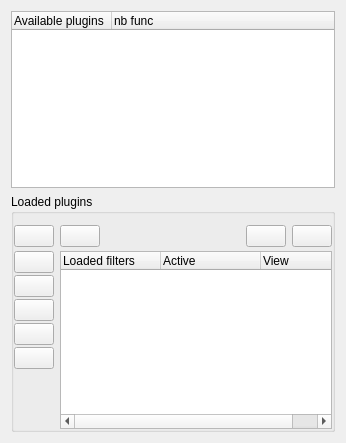
cseyve/piaf, file workflow/ui/plugineditorform.ui: the form before one commit.
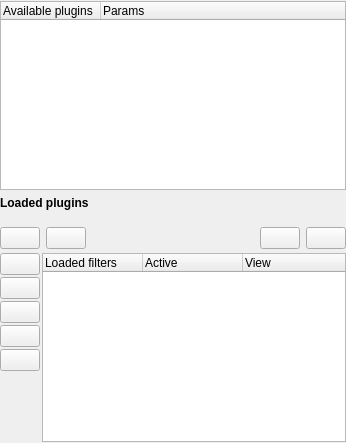
The form after the commit. Icons and pictures are not drawn.

Commit message: Workflow: Reduced margins in layouts to make it more efficient (less scrollbars)

```diff
--- a/workflow/ui/plugineditorform.ui
+++ b/workflow/ui/plugineditorform.ui
@@ -14,8 +14,23 @@
    <string>Form</string>
   </property>
   <layout class="QVBoxLayout" name="verticalLayout">
+   <property name="leftMargin">
+    <number>0</number>
+   </property>
+   <property name="topMargin">
+    <number>1</number>
+   </property>
+   <property name="rightMargin">
+    <number>0</number>
+   </property>
+   <property name="bottomMargin">
+    <number>1</number>
+   </property>
    <item>
     <widget class="QTreeWidget" name="availablePluginsTreeWidget">
+     <attribute name="headerMinimumSectionSize">
+      <number>50</number>
+     </attribute>
      <column>
       <property name="text">
        <string>Available plugins</string>
@@ -23,16 +38,26 @@
      </column>
      <column>
       <property name="text">
-       <string>nb func</string>
+       <string>Params</string>
       </property>
      </column>
     </widget>
    </item>
    <item>
-    <widget class="QGroupBox" name="groupBox_2">
-     <property name="title">
+    <widget class="QLabel" name="label">
+     <property name="font">
+      <font>
+       <weight>75</weight>
+       <bold>true</bold>
+      </font>
+     </property>
+     <property name="text">
       <string>Loaded plugins</string>
      </property>
+    </widget>
+   </item>
+   <item>
+    <widget class="QWidget" name="widget_2" native="true">
      <layout class="QGridLayout" name="gridLayout">
       <property name="leftMargin">
        <number>0</number>
@@ -43,7 +68,7 @@
       <property name="bottomMargin">
        <number>0</number>
       </property>
-      <property name="verticalSpacing">
+      <property name="spacing">
        <number>2</number>
       </property>
       <item row="1" column="0">
@@ -221,6 +246,21 @@
         <property name="toolTip">
          <string>Loaded plugins, processed from top to bottom</string>
         </property>
+        <property name="iconSize">
+         <size>
+          <width>16</width>
+          <height>16</height>
+         </size>
+        </property>
+        <property name="uniformRowHeights">
+         <bool>true</bool>
+        </property>
+        <property name="allColumnsShowFocus">
+         <bool>true</bool>
+        </property>
+        <property name="wordWrap">
+         <bool>true</bool>
+        </property>
         <column>
          <property name="text">
           <string>Loaded filters</string>
```
The commit also changes 6 other files.
